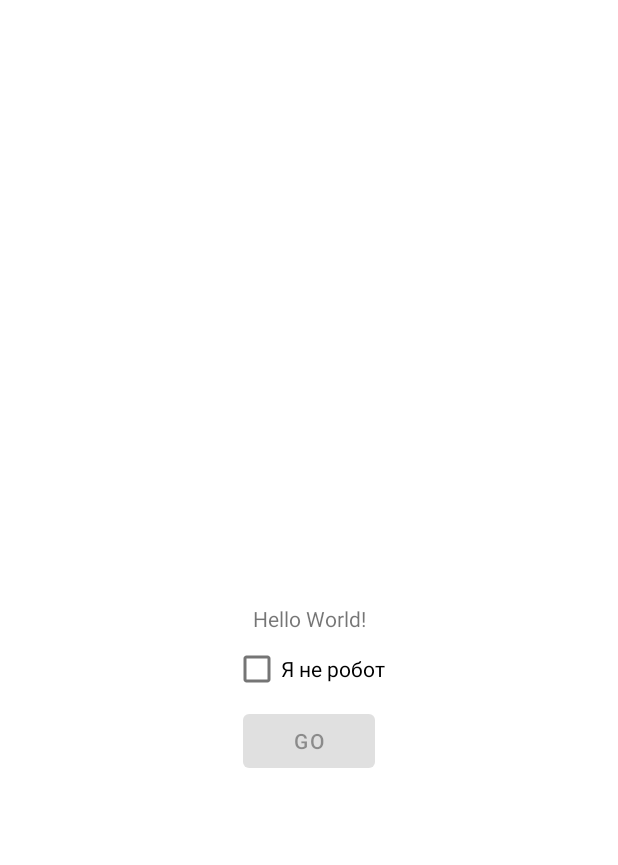
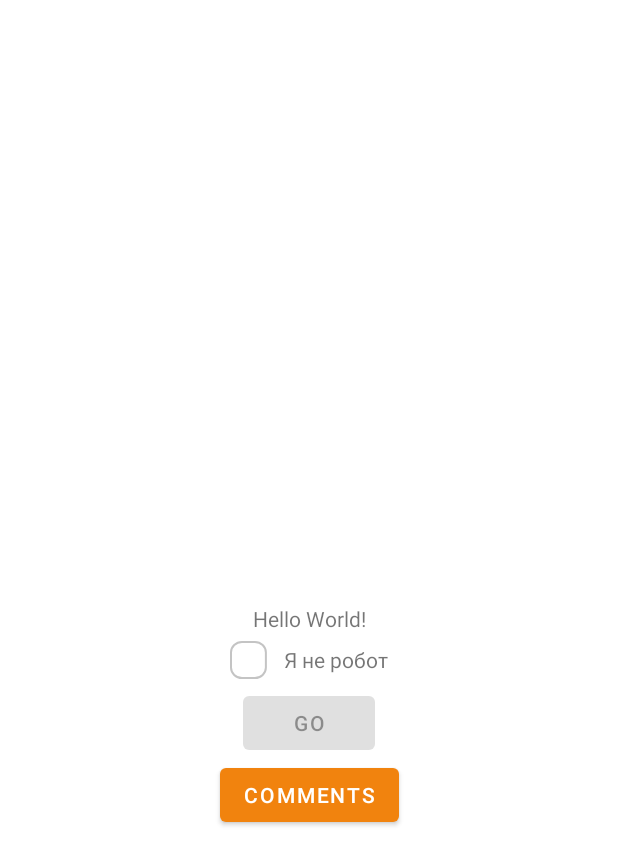
Before and after one commit to WorldOfPets/ASJavaLessons, an Android app: the screen it shows after launch (MainActivity), on a phone screen of 412 x 824 dp. Shown: the top 865 px of the screen. Run offline under Robolectric (Android 15) with nearby library versions, the phone set to English and light mode, and no system bars.

Commit message:
first commit

```diff
--- a/app/src/main/AndroidManifest.xml
+++ b/app/src/main/AndroidManifest.xml
@@ -2,7 +2,9 @@
 <manifest xmlns:android="http://schemas.android.com/apk/res/android"
     xmlns:tools="http://schemas.android.com/tools"
     package="com.drinkertea.lesson1">
+
     <uses-permission android:name="android.permission.INTERNET"/>
+
     <application
         android:allowBackup="true"
         android:dataExtractionRules="@xml/data_extraction_rules"
@@ -13,6 +15,9 @@
         android:supportsRtl="true"
         android:theme="@style/Theme.Lesson1"
         tools:targetApi="31">
+        <activity
+            android:name=".Comments"
+            android:exported="false" />
         <activity
             android:name=".SecondActivity"
             android:exported="false" />
--- a/app/src/main/java/com/drinkertea/lesson1/MainActivity.java
+++ b/app/src/main/java/com/drinkertea/lesson1/MainActivity.java
@@ -11,11 +11,13 @@ import android.widget.CheckBox;
 import android.widget.TextView;
 
 import java.util.ArrayList;
+import java.util.Collections;
 import java.util.Locale;
 
 public class MainActivity extends AppCompatActivity {
     TextView mainTextView;
     Button button_go;
+    private Button btn_go_comments;
     CheckBox checkBoxRobot;
     ArrayList<String> students = new ArrayList<>();
     public static String url = "https://converse.sharix-app.org";
@@ -23,29 +25,51 @@ public class MainActivity extends AppCompatActivity {
     protected void onCreate(Bundle savedInstanceState) {
         super.onCreate(savedInstanceState);
         setContentView(R.layout.activity_main);
-        String name = "Evgen@sharix-app.org";
         mainTextView = (TextView) findViewById(R.id.main_text_view);
         button_go = (Button) findViewById(R.id.button_go);
         checkBoxRobot = (CheckBox) findViewById(R.id.checkbox_robot);
+        btn_go_comments = findViewById(R.id.btn_comments);
+
+        People people_one = new People("Evgen", 22);
+        Policeman people_two = new Policeman("Alex", 20, "Major");
+        people_one.sayHello();
+        people_two.sayHello();
+
+
+//        if (people_one == people_two){
+//            System.out.println("Они одинаковые");
+//        }
+//        else{
+//            System.out.println(people_one);
+//            System.out.println(people_two);
+//        }
+
+
 
         students.add("Виталий");
         students.add("Ася");
         students.add("Александр");
         students.add("Даниил");
         students.add("Валенитниа");
+        Collections.reverse(students);
 
         for (String item : students){
             System.out.println(item.toUpperCase(Locale.ROOT));
         }
 
 
-        int day = 6;
-        boolean isMan = day > 6;
-        float weight = (float) 65.6;
-        double weight_double = 65.6;
-        final int age_const = 7;
+//        int day = 6;
+//        boolean isMan = day > 6;
+//        float weight = (float) 65.6;
+//        double weight_double = 65.6;
+//        final int age_const = 7;
         button_go.setOnClickListener(view -> sayHelloOnClick("Ася", mainTextView, view, "https://vk.com/"));
+        btn_go_comments.setOnClickListener(view -> go_to_page_coments());
         checkBoxRobot.setOnClickListener(view -> button_go.setEnabled(((CheckBox)view).isChecked()));
+    }
+
+    private void go_to_page_coments() {
+        startActivity(new Intent(this, Comments.class));
     }
 
 //    private void enabledButton(View view, Button button) {
@@ -70,7 +94,7 @@ public class MainActivity extends AppCompatActivity {
 
     private void sayHelloOnClick(String name, TextView textView, View view, String link){
         url = link;
-        Intent intent = new Intent(this, SecondActivity.class);
+        //Intent intent = new Intent(this, SecondActivity.class);
         startActivity(new Intent(this, SecondActivity.class));
         //finish();
 //        Button button = (Button)view;
--- /dev/null
+++ b/app/src/main/java/com/drinkertea/lesson1/People.java
@@ -0,0 +1,36 @@
+package com.drinkertea.lesson1;
+
+public class People {
+    private String name;
+    private int age;
+
+    public People(String name, int age){
+        this.setName(name);
+        this.setAge(age);
+    }
+
+    public void sayHello(){
+        System.out.println("Hello, my name is " + this.getName() + "\n" + "My age is " + this.getAge());
+    }
+
+
+    public String getName() {
+        return name;
+    }
+
+    public void setName(String name) {
+        this.name = name;
+    }
+
+    public int getAge() {
+        return age - 2;
+    }
+
+    public void setAge(int age) {
+        if (age > 0 && age < 150){
+            this.age = age;
+        } else{
+            System.out.println("Неправильный возраст");
+        }
+    }
+}
--- /dev/null
+++ b/app/src/main/java/com/drinkertea/lesson1/Policeman.java
@@ -0,0 +1,34 @@
+package com.drinkertea.lesson1;
+
+public class Policeman extends People{
+    private String position;
+
+    public Policeman(String name, int age, String position) {
+        super(name, age);
+        this.setPosition(position);
+    }
+
+    @Override
+    public void sayHello() {
+        System.out.println("My position is " + this.getPosition());
+        super.sayHello();
+    }
+
+    public String getPosition() {
+        return position;
+    }
+
+    public void setPosition(String position) {
+        switch (position){
+            case "Major":
+                this.position = "Major";
+                break;
+            case "Admiral":
+                this.position = "Admiral";
+                break;
+            default:
+                this.position = "Efreytor";
+                break;
+        }
+    }
+}
--- /dev/null
+++ b/app/src/main/res/drawable/checkbox_my_style.xml
@@ -0,0 +1,19 @@
+<?xml version="1.0" encoding="utf-8"?>
+<selector xmlns:android="http://schemas.android.com/apk/res/android">
+<!--    <item android:state_checked="true">-->
+<!--        <shape android:shape="rectangle">-->
+<!--            <corners android:radius="6dp"/>-->
+<!--            <stroke android:width="2dp" android:color="@color/gray"/>-->
+<!--            <solid android:color="@color/main_blue"/>-->
+<!--        </shape>-->
+<!--    </item>-->
+<!--    <item>-->
+<!--        <shape android:shape="rectangle">-->
+<!--            <corners android:radius="6dp"/>-->
+<!--            <stroke android:width="2dp" android:color="@color/gray"/>-->
+<!--            <solid android:color="@android:color/transparent"/>-->
+<!--        </shape>-->
+<!--    </item>-->
+    <item android:drawable="@drawable/ic_checkbox_true" android:state_checked="true"/>
+    <item android:drawable="@drawable/ic_checkbox_false"/>
+</selector>
--- /dev/null
+++ b/app/src/main/res/drawable/ic_checkbox_false.xml
@@ -0,0 +1,11 @@
+<vector xmlns:android="http://schemas.android.com/apk/res/android"
+    android:width="19dp"
+    android:height="20dp"
+    android:viewportWidth="19"
+    android:viewportHeight="20">
+  <path
+      android:strokeWidth="1"
+      android:pathData="M6,0.5L12.444,0.5A5.5,5.5 0,0 1,17.944 6L17.944,14A5.5,5.5 0,0 1,12.444 19.5L6,19.5A5.5,5.5 0,0 1,0.5 14L0.5,6A5.5,5.5 0,0 1,6 0.5z"
+      android:fillColor="#ffffff"
+      android:strokeColor="#C4C4C4"/>
+</vector>
--- /dev/null
+++ b/app/src/main/res/drawable/ic_checkbox_true.xml
@@ -0,0 +1,14 @@
+<vector xmlns:android="http://schemas.android.com/apk/res/android"
+    android:width="19dp"
+    android:height="20dp"
+    android:viewportWidth="19"
+    android:viewportHeight="20">
+  <path
+      android:strokeWidth="1"
+      android:pathData="M6,0.5L12.444,0.5A5.5,5.5 0,0 1,17.944 6L17.944,14A5.5,5.5 0,0 1,12.444 19.5L6,19.5A5.5,5.5 0,0 1,0.5 14L0.5,6A5.5,5.5 0,0 1,6 0.5z"
+      android:fillColor="#ffffff"
+      android:strokeColor="#C4C4C4"/>
+  <path
+      android:pathData="M5,3L13,3A3,3 0,0 1,16 6L16,14A3,3 0,0 1,13 17L5,17A3,3 0,0 1,2 14L2,6A3,3 0,0 1,5 3z"
+      android:fillColor="#11344C"/>
+</vector>
--- a/app/src/main/res/layout/activity_main.xml
+++ b/app/src/main/res/layout/activity_main.xml
@@ -15,15 +15,28 @@
         app:layout_constraintEnd_toEndOf="parent"
         app:layout_constraintStart_toStartOf="parent"
         app:layout_constraintTop_toTopOf="parent" />
+    <LinearLayout
+        android:id="@+id/linearLayout"
 
-    <CheckBox
-        android:id="@+id/checkbox_robot"
         android:layout_width="wrap_content"
         android:layout_height="wrap_content"
-        android:text="Я не робот"
         app:layout_constraintEnd_toEndOf="parent"
         app:layout_constraintStart_toStartOf="parent"
-        app:layout_constraintTop_toBottomOf="@+id/main_text_view" />
+        app:layout_constraintTop_toBottomOf="@+id/main_text_view">
+        <CheckBox
+            android:id="@+id/checkbox_robot"
+            android:layout_width="25sp"
+            android:layout_margin="5dp"
+            android:layout_height="25dp"
+            android:button="@android:color/transparent"
+            android:background="@drawable/checkbox_my_style" />
+        <TextView
+            android:layout_margin="5dp"
+            android:text="@string/not_robot"
+            android:layout_width="wrap_content"
+            android:layout_height="wrap_content"/>
+    </LinearLayout>
+
 
     <Button
         android:id="@+id/button_go"
@@ -33,5 +46,14 @@
         android:text="GO"
         app:layout_constraintEnd_toEndOf="parent"
         app:layout_constraintStart_toStartOf="parent"
-        app:layout_constraintTop_toBottomOf="@+id/checkbox_robot" />
+        app:layout_constraintTop_toBottomOf="@+id/linearLayout" />
+
+    <Button
+        android:id="@+id/btn_comments"
+        android:text="@string/button_comments"
+        android:layout_width="wrap_content"
+        android:layout_height="wrap_content"
+        app:layout_constraintEnd_toEndOf="parent"
+        app:layout_constraintStart_toStartOf="parent"
+        app:layout_constraintTop_toBottomOf="@+id/button_go" />
 </androidx.constraintlayout.widget.ConstraintLayout>
--- a/app/src/main/res/values/colors.xml
+++ b/app/src/main/res/values/colors.xml
@@ -7,4 +7,6 @@
     <color name="teal_700">#F1830E</color>
     <color name="black">#FF000000</color>
     <color name="white">#FFFFFFFF</color>
+    <color name="gray">#C4C4C4</color>
+    <color name="main_blue">#11344C</color>
 </resources>
--- a/app/src/main/res/values/strings.xml
+++ b/app/src/main/res/values/strings.xml
@@ -1,3 +1,7 @@
 <resources>
     <string name="app_name">THE BEST BROWSER</string>
+    <string name="not_robot">Я не робот</string>
+    <string name="button_comments">Comments</string>
+    <string name="body_comment">Комментарий: </string>
+    <string name="from_comment">От: </string>
 </resources>
```
Also changed, not shown: app/src/main/java/com/drinkertea/lesson1/Comments.java (added, +94 -0 lines), app/src/main/res/layout/activity_comments.xml (added, +37 -0 lines).
